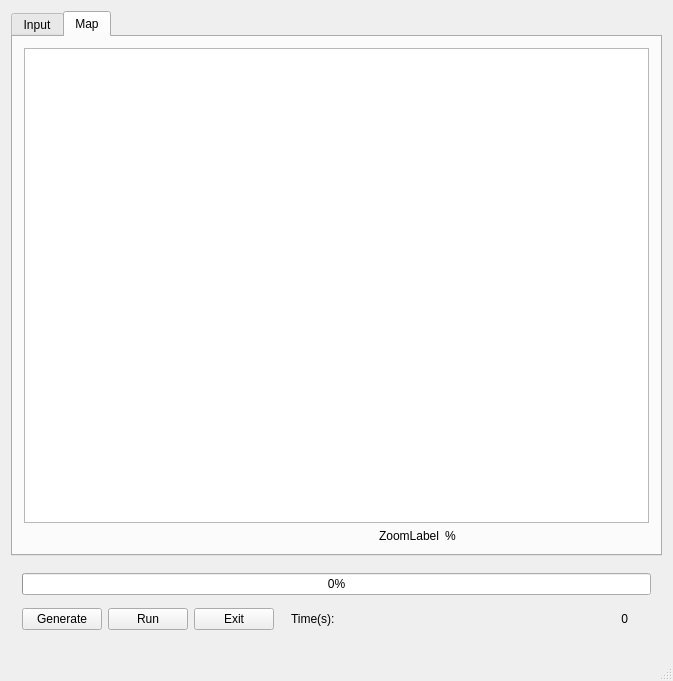
Old version of the form mainwindow.ui in the repository sojoe02/RANA.
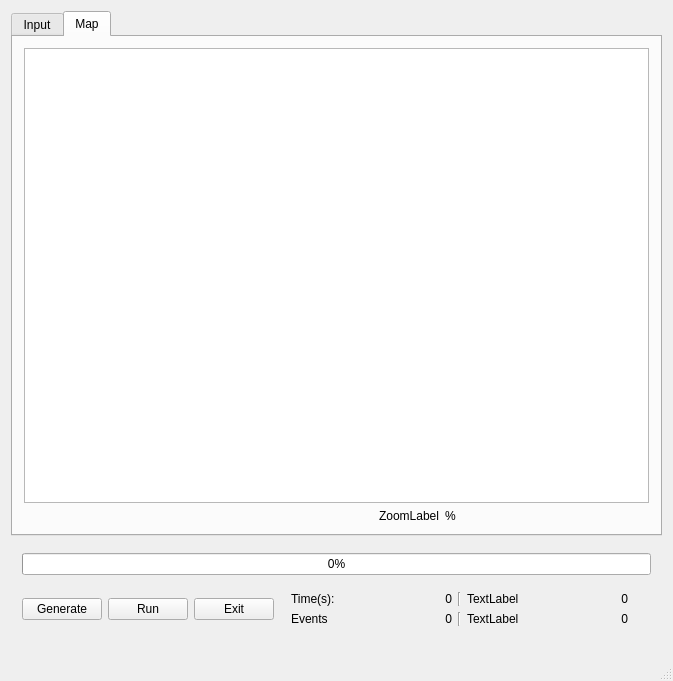
New version of the form. The open tabs and pages were chosen to show the change.

Commit message: ensured thread safety through slots and signals, so that every GUI update is done in the main thread

Patch:
```diff
--- a/mainwindow.ui
+++ b/mainwindow.ui
@@ -24,40 +24,7 @@
        </sizepolicy>
       </property>
       <layout class="QGridLayout" name="gridLayout_3">
-       <item row="5" column="2">
-        <widget class="QPushButton" name="runButton">
-         <property name="sizePolicy">
-          <sizepolicy hsizetype="Fixed" vsizetype="Fixed">
-           <horstretch>0</horstretch>
-           <verstretch>0</verstretch>
-          </sizepolicy>
-         </property>
-         <property name="text">
-          <string>Run</string>
-         </property>
-        </widget>
-       </item>
-       <item row="1" column="1" colspan="6">
-        <widget class="QProgressBar" name="progressBar">
-         <property name="value">
-          <number>0</number>
-         </property>
-        </widget>
-       </item>
-       <item row="5" column="1">
-        <widget class="QPushButton" name="generateButton">
-         <property name="sizePolicy">
-          <sizepolicy hsizetype="Fixed" vsizetype="Fixed">
-           <horstretch>0</horstretch>
-           <verstretch>0</verstretch>
-          </sizepolicy>
-         </property>
-         <property name="text">
-          <string>Generate</string>
-         </property>
-        </widget>
-       </item>
-       <item row="5" column="3">
+       <item row="6" column="3">
         <widget class="QPushButton" name="exitButton">
          <property name="sizePolicy">
           <sizepolicy hsizetype="Fixed" vsizetype="Fixed">
@@ -76,7 +43,7 @@
          </property>
         </widget>
        </item>
-       <item row="5" column="4">
+       <item row="6" column="4">
         <widget class="QWidget" name="widget_4" native="true">
          <property name="sizePolicy">
           <sizepolicy hsizetype="Expanding" vsizetype="Fixed">
@@ -90,17 +57,41 @@
            <height>0</height>
           </size>
          </property>
-         <layout class="QHBoxLayout" name="horizontalLayout_2">
-          <item>
+         <layout class="QGridLayout" name="gridLayout">
+          <item row="0" column="3">
+           <widget class="QLabel" name="label_20">
+            <property name="text">
+             <string>TextLabel</string>
+            </property>
+           </widget>
+          </item>
+          <item row="0" column="4">
+           <widget class="QLabel" name="label_status2">
+            <property name="text">
+             <string>0</string>
+            </property>
+            <property name="alignment">
+             <set>Qt::AlignRight|Qt::AlignTrailing|Qt::AlignVCenter</set>
+            </property>
+           </widget>
+          </item>
+          <item row="0" column="0">
            <widget class="QLabel" name="label_8">
             <property name="text">
              <string>Time(s):</string>
             </property>
            </widget>
           </item>
-          <item>
-           <widget class="QLabel" name="SimulationTime">
+          <item row="1" column="3">
+           <widget class="QLabel" name="label_15">
             <property name="text">
+             <string>TextLabel</string>
+            </property>
+           </widget>
+          </item>
+          <item row="1" column="4">
+           <widget class="QLabel" name="label_status4">
+            <property name="text">
              <string>0</string>
             </property>
             <property name="alignment">
@@ -108,9 +99,83 @@
             </property>
            </widget>
           </item>
+          <item row="1" column="0">
+           <widget class="QLabel" name="label_3">
+            <property name="text">
+             <string>Events</string>
+            </property>
+           </widget>
+          </item>
+          <item row="1" column="1">
+           <widget class="QLabel" name="label_status3">
+            <property name="text">
+             <string>0</string>
+            </property>
+            <property name="alignment">
+             <set>Qt::AlignRight|Qt::AlignTrailing|Qt::AlignVCenter</set>
+            </property>
+           </widget>
+          </item>
+          <item row="0" column="1">
+           <widget class="QLabel" name="label_status1">
+            <property name="text">
+             <string>0</string>
+            </property>
+            <property name="alignment">
+             <set>Qt::AlignRight|Qt::AlignTrailing|Qt::AlignVCenter</set>
+            </property>
+           </widget>
+          </item>
+          <item row="0" column="2">
+           <widget class="Line" name="line_2">
+            <property name="orientation">
+             <enum>Qt::Vertical</enum>
+            </property>
+           </widget>
+          </item>
+          <item row="1" column="2">
+           <widget class="Line" name="line_3">
+            <property name="orientation">
+             <enum>Qt::Vertical</enum>
+            </property>
+           </widget>
+          </item>
          </layout>
         </widget>
        </item>
+       <item row="1" column="1" colspan="6">
+        <widget class="QProgressBar" name="progressBar">
+         <property name="value">
+          <number>0</number>
+         </property>
+        </widget>
+       </item>
+       <item row="6" column="1">
+        <widget class="QPushButton" name="generateButton">
+         <property name="sizePolicy">
+          <sizepolicy hsizetype="Fixed" vsizetype="Fixed">
+           <horstretch>0</horstretch>
+           <verstretch>0</verstretch>
+          </sizepolicy>
+         </property>
+         <property name="text">
+          <string>Generate</string>
+         </property>
+        </widget>
+       </item>
+       <item row="6" column="2">
+        <widget class="QPushButton" name="runButton">
+         <property name="sizePolicy">
+          <sizepolicy hsizetype="Fixed" vsizetype="Fixed">
+           <horstretch>0</horstretch>
+           <verstretch>0</verstretch>
+          </sizepolicy>
+         </property>
+         <property name="text">
+          <string>Run</string>
+         </property>
+        </widget>
+       </item>
       </layout>
      </widget>
     </item>
```
Left out of the diff: 2 changed lines with no effect on the pictures. The commit also changes 5 other files.
